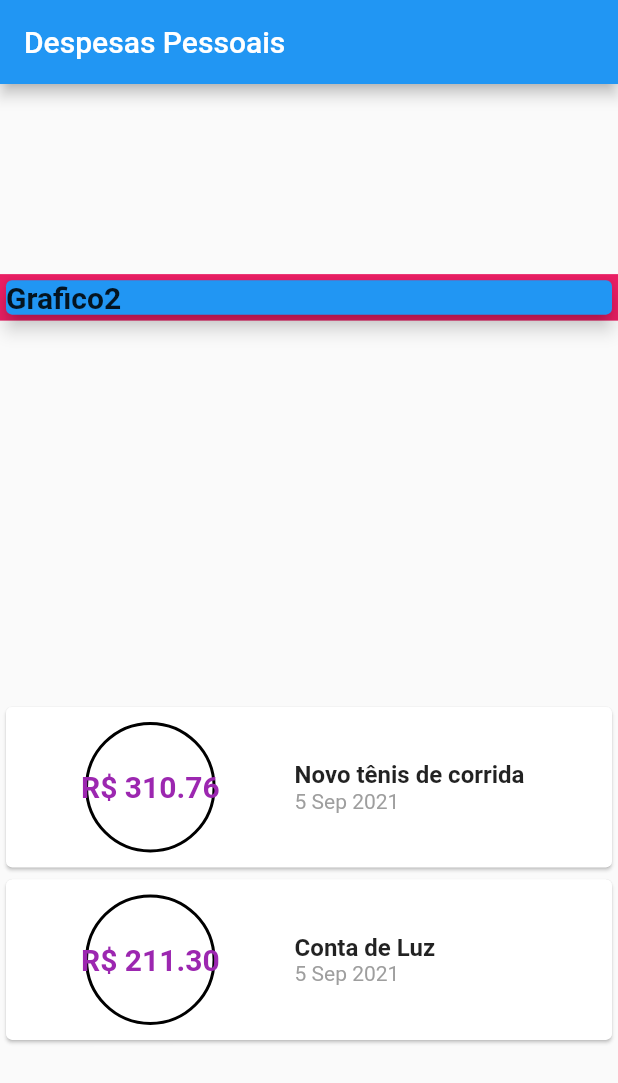
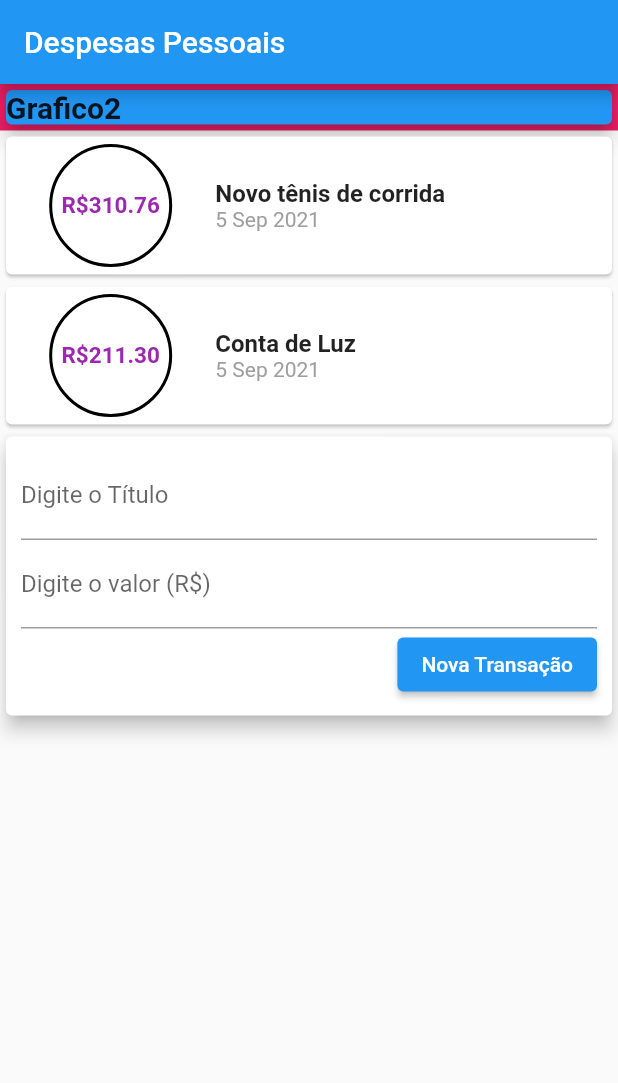
Before and after one commit to EuHigorBarbosa/HBM, a Flutter app: the screen it shows after launch, on a phone screen of 412 x 824 dp. Shown: the top 1083 px of the screen. Run offline on Flutter 3.47's test engine with Material 2 defaults, Android fonts, the phone set to English and light mode, and no system bars.

Commit message:
Inserido o botão Nova Transação

```diff
--- a/lib/main.dart
+++ b/lib/main.dart
@@ -34,9 +34,9 @@ class MyHomePage extends StatelessWidget {
         appBar: AppBar(
           title: Text('Despesas Pessoais'),
         ),
+//? ======================= COLUNA DO GRAFICO ===============
         body: Column(
             crossAxisAlignment: CrossAxisAlignment.stretch,
-            mainAxisAlignment: MainAxisAlignment.spaceAround,
             children: <Widget>[
               Container(
                 color: Colors.pink,
@@ -59,6 +59,7 @@ class MyHomePage extends StatelessWidget {
                   //borderOnForeground: false,
                 ),
               ),
+              //* =============== COLUNA PRINCIPAL DOS CARDS ============
               Column(
                 children: <Widget>[
                   ..._transactions.map((tr) {
@@ -67,8 +68,8 @@ class MyHomePage extends StatelessWidget {
                       // ==================== CONTAINER DOS NUMEROS
                       Container(
                         margin: EdgeInsets.symmetric(
-                          horizontal: 18,
-                          vertical: 10,
+                          horizontal: 5,
+                          vertical: 5,
                         ),
                         decoration: BoxDecoration(
                             shape: BoxShape.circle,
@@ -79,15 +80,15 @@ class MyHomePage extends StatelessWidget {
                         padding: EdgeInsets.all(30),
                         // ================   NUMEROS DO PREÇO  =======
                         child: Text(
-                          'R\$ ${tr.value.toStringAsFixed(2)}',
+                          'R\$${tr.value.toStringAsFixed(2)}',
                           style: TextStyle(
                             fontWeight: FontWeight.bold,
-                            fontSize: 20,
+                            fontSize: 15,
                             color: Colors.purple,
                           ),
                         ),
                       ),
-//======================== COLUMN DOS CARDS =====================
+//======================== COLUMN DOS TEXTOS =====================
                       Column(
                           crossAxisAlignment: CrossAxisAlignment.start,
                           children: [
@@ -99,13 +100,43 @@ class MyHomePage extends StatelessWidget {
                               textAlign: TextAlign.start,
                             ),
                             // ================  DATA DO CARD  ======================
-                            Text(DateFormat('d MMM y').format(tr.date),
-                                style: TextStyle(color: Colors.grey),
-                                textAlign: TextAlign.start),
+                            Text(
+                              DateFormat('d MMM y').format(tr.date),
+                              style: TextStyle(
+                                color: Colors.grey,
+                              ),
+                            ),
                           ]),
                     ]));
                   }).toList(),
                 ],
+              ),
+              Card(
+                elevation: 5,
+                child: Padding(
+                  padding: const EdgeInsets.all(10.0),
+                  child: Column(
+                    children: <Widget>[
+                      TextField(
+                        decoration:
+                            InputDecoration(labelText: 'Digite o Título'),
+                      ),
+                      TextField(
+                        decoration:
+                            InputDecoration(labelText: 'Digite o valor (R\$)'),
+                      ),
+                      Row(
+                        mainAxisAlignment: MainAxisAlignment.end,
+                        children: [
+                          ElevatedButton(
+                            onPressed: () {},
+                            child: Text('Nova Transação'),
+                          ),
+                        ],
+                      )
+                    ],
+                  ),
+                ),
               )
             ]));
   }
```
